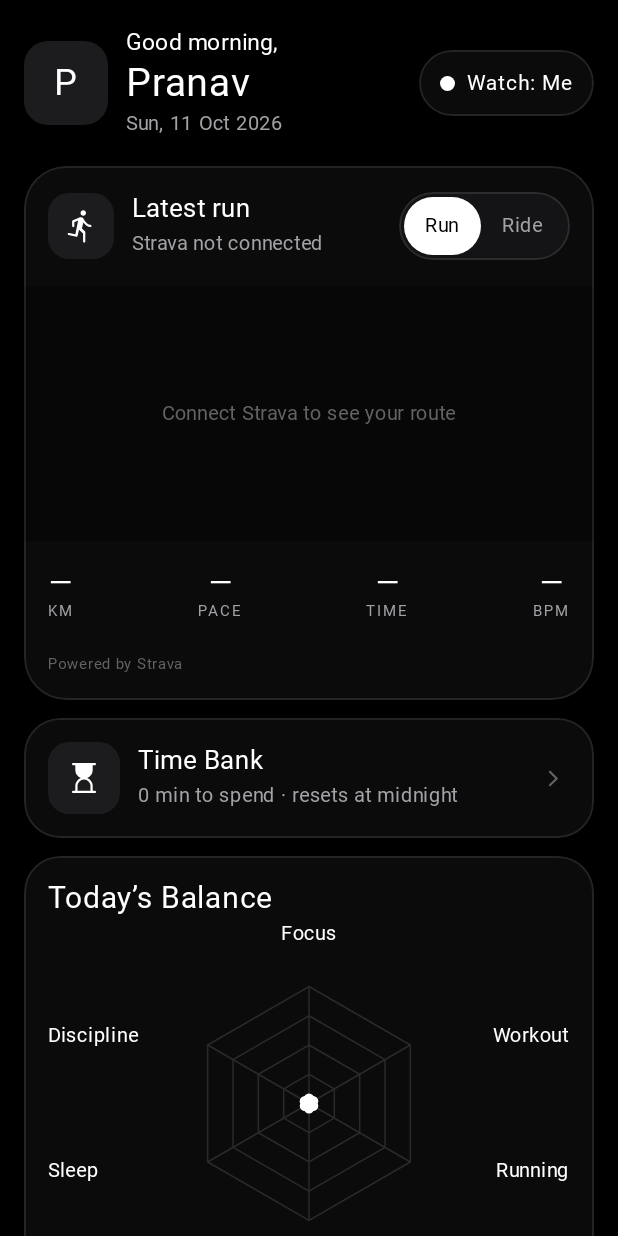
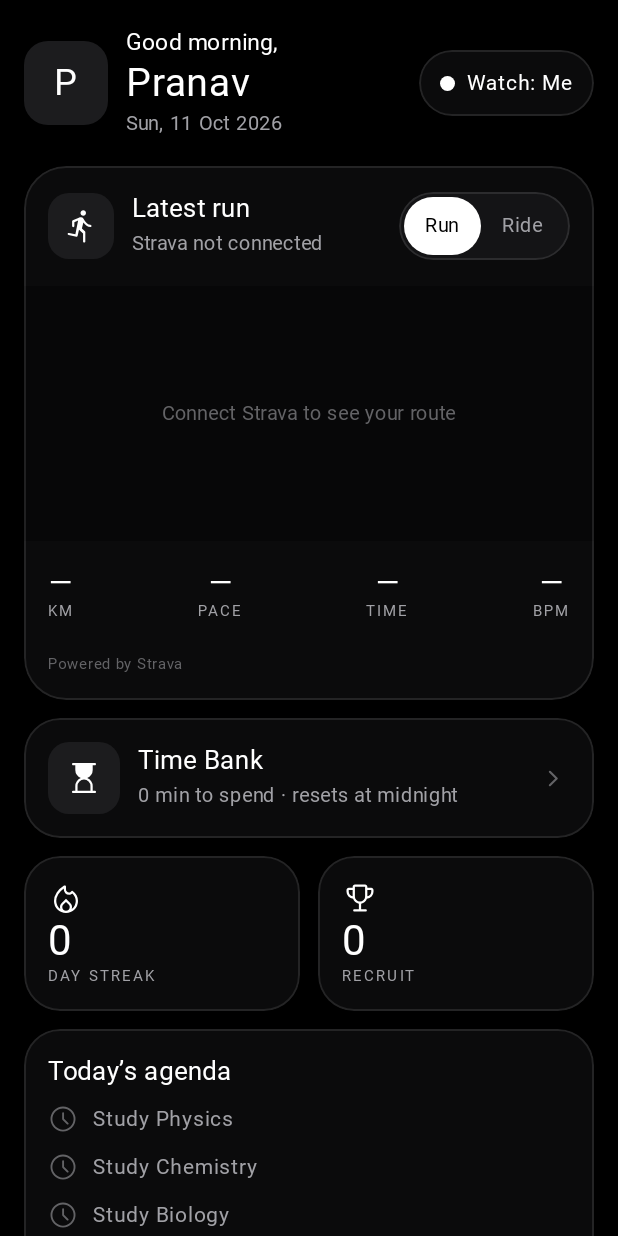
Before and after one commit to Pranav4Heriyur/FOCUS, an Android app built with Jetpack Compose: the composable HomeScreen shown on its own in the app's theme, on a phone screen of 412 x 824 dp. Run offline under Robolectric (Android 15) with nearby library versions, the phone set to English and light mode, and no system bars; Roboto replaces fonts that are not available here.

Commit message:
Home: streak, XP, agenda, weekly focus
Co-Authored-By: Claude Sonnet 5.5 <noreply@anthropic.com>
Claude-Session: https://claude.ai/code/session_014Vd6hhArXXWhxHq1FJkU4L

```diff
--- a/app/src/main/java/com/pranav/focus/ui/Screens.kt
+++ b/app/src/main/java/com/pranav/focus/ui/Screens.kt
@@ -147,6 +147,38 @@ fun HomeScreen(go: (Screen) -> Unit) {
                 }
                 Ico(R.drawable.ic_chevron_right, 22.dp, C.Text3)
             }
+        }
+        Spacer(Modifier.height(12.dp))
+        Row(Modifier.fillMaxWidth(), horizontalArrangement = Arrangement.spacedBy(12.dp)) {
+            FocusCard(Modifier.weight(1f), onClick = { go(Screen.Rank) }) {
+                Ico(R.drawable.ic_local_fire_department, 24.dp)
+                Text("${store.streak}", color = C.White, fontSize = 28.sp, fontWeight = FontWeight.Bold)
+                Caps("Day streak")
+            }
+            FocusCard(Modifier.weight(1f), onClick = { go(Screen.Rank) }) {
+                Ico(R.drawable.ic_emoji_events, 24.dp)
+                Text("${store.xp}", color = C.White, fontSize = 28.sp, fontWeight = FontWeight.Bold)
+                Caps(com.pranav.focus.data.Ranks.forXp(store.xp).name)
+            }
+        }
+        Spacer(Modifier.height(12.dp))
+        FocusCard(Modifier.fillMaxWidth(), onClick = { go(Screen.Mirror) }) {
+            Text("Today’s agenda", color = C.White, fontSize = 17.sp, fontWeight = FontWeight.SemiBold)
+            val done = store.reviewDone()
+            store.agenda.take(4).forEach {
+                Row(Modifier.padding(top = 8.dp), verticalAlignment = Alignment.CenterVertically) {
+                    Ico(if (it.id in done) R.drawable.ic_check_circle else R.drawable.ic_schedule, 20.dp, if (it.id in done) C.White else C.Text3)
+                    Text(it.title, color = C.Text2, fontSize = 14.sp, modifier = Modifier.padding(start = 10.dp))
+                }
+            }
+        }
+        Spacer(Modifier.height(12.dp))
+        FocusCard(Modifier.fillMaxWidth(), onClick = { go(Screen.Stats) }) {
+            val wk = remember(AppState.dataTick) { val m = store.focusDays(); buckets(0) { (m[it.toString()] ?: 0).toDouble() } }
+            Row { Text("Weekly focus", color = C.White, fontSize = 17.sp, fontWeight = FontWeight.SemiBold, modifier = Modifier.weight(1f))
+                Text(com.pranav.focus.data.Fmt.hm(wk.first.sum().toInt()), color = C.Text2, fontSize = 14.sp) }
+            Spacer(Modifier.height(10.dp))
+            BarChart(wk.first, wk.second, 80)
         }
         Spacer(Modifier.height(12.dp))
         BalanceCard(store)
--- a/app/src/main/java/com/pranav/focus/ui/Stage2.kt
+++ b/app/src/main/java/com/pranav/focus/ui/Stage2.kt
@@ -287,7 +287,7 @@ private fun Target(name: String, value: String, frac: Float) {
 // --------------------------------------------------------------------------------------
 // A14 Stats
 // --------------------------------------------------------------------------------------
-private fun buckets(range: Int, f: (LocalDate) -> Double): Pair<List<Float>, List<String>> {
+fun buckets(range: Int, f: (LocalDate) -> Double): Pair<List<Float>, List<String>> {
     val today = LocalDate.now()
     return when (range) {
         0 -> {
@@ -307,7 +307,7 @@ private fun buckets(range: Int, f: (LocalDate) -> Double): Pair<List<Float>, Lis
 }
 
 @Composable
-private fun BarChart(values: List<Float>, labels: List<String>, height: Int = 110) {
+fun BarChart(values: List<Float>, labels: List<String>, height: Int = 110) {
     val max = (values.maxOrNull() ?: 0f).coerceAtLeast(0.0001f)
     Canvas(Modifier.fillMaxWidth().height(height.dp)) {
         val n = values.size
```
